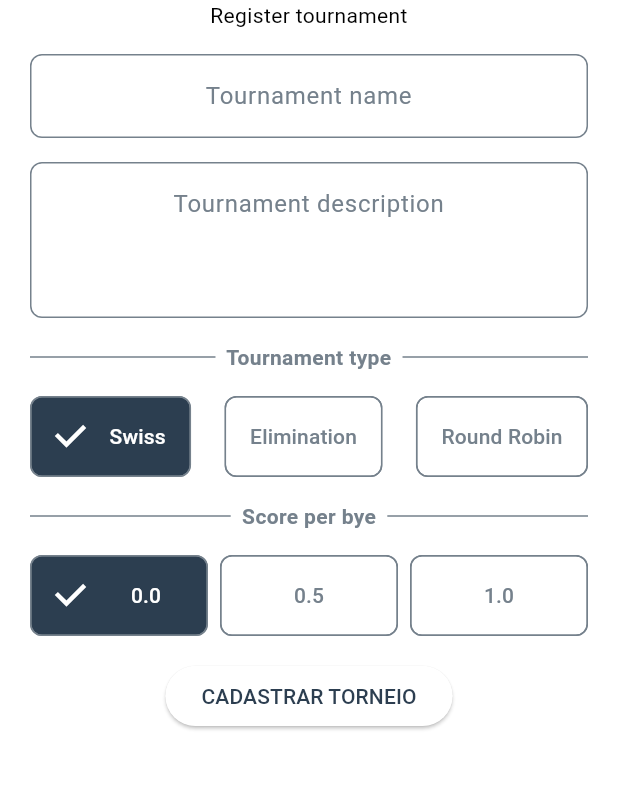
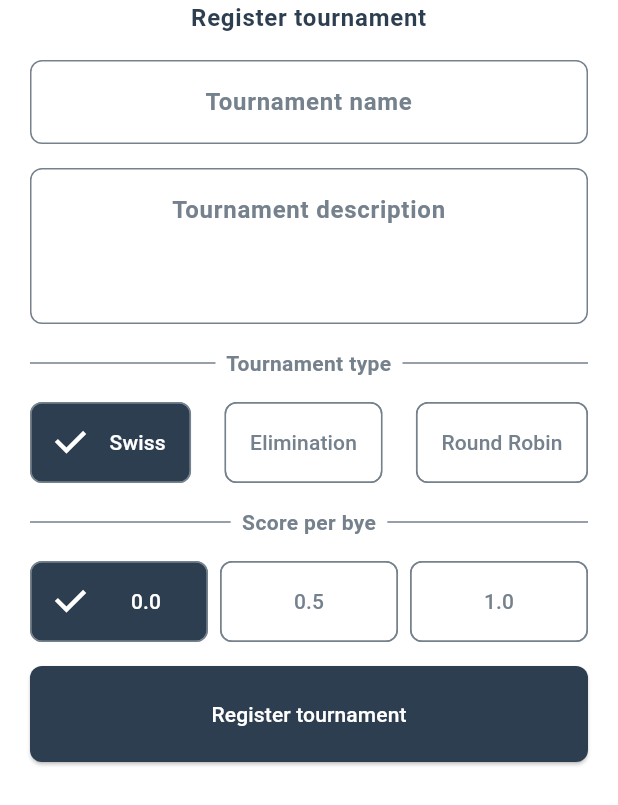
Before and after one commit to FernandoIgorrr/chess-versus, a Flutter app: the HomeCreateTournamentWidget screen opened directly, on a phone screen of 412 x 824 dp. Shown: the top 805 px of the screen. Run offline on Flutter 3.47's test engine with Material 3 defaults, Android fonts, the light colour scheme and no system bars; our stand-ins replace cached_network_image, flutter_svg, go_router, result_dart, shared_preferences; missing offline and left inert: floating_draggable_widget; accounts and stored records are empty; generated files the repository leaves out were written again.

Commit message:
tournament form complete and work

```diff
--- a/lib/src/config/dependencies.dart
+++ b/lib/src/config/dependencies.dart
@@ -3,8 +3,6 @@ import 'package:chess_versus/src/data/repositories/theme/theme_repository.dart';
 import 'package:chess_versus/src/data/repositories/tournament/tournament_repository.dart';
 import 'package:chess_versus/src/data/services/theme_service.dart';
 import 'package:chess_versus/src/domain/use_cases/tournament.dart/tournament_create_use_case.dart';
-import 'package:chess_versus/src/ui/core/theme_config/view_models/theme_switch_view_model.dart';
-import 'package:flutter/material.dart';
 import 'package:provider/single_child_widget.dart';
 import 'package:provider/provider.dart';
 
--- a/lib/src/data/services/tournament_service.dart
+++ b/lib/src/data/services/tournament_service.dart
@@ -1,5 +1,3 @@
-import 'package:chess_versus/src/config/local_storage.dart';
-
 class TournamentService {
-  final String _kTournament = LocalStorageKeys.kTournaments;
+  //final String _kTournament = LocalStorageKeys.kTournaments;
 }
--- a/lib/src/domain/value_objects/name.dart
+++ b/lib/src/domain/value_objects/name.dart
@@ -9,6 +9,8 @@ class Name implements ValueObject {
   String? validator([Object? obj]) {
     if (_value.isEmpty) {
       return 'Name can\'t be empty';
+    } else if (_value == 'bye') {
+      return 'Name can\'t be bye';
     }
     return null;
   }
--- a/lib/src/ui/core/theme_config/colors.dart
+++ b/lib/src/ui/core/theme_config/colors.dart
@@ -18,6 +18,7 @@ class AppColors {
   static const Color lightRedPink = Color(0XFFFFB4AB);
 
   static const Color redOrange = Color(0XFFC44133);
+  static const Color green = Color(0XFF00bc8c);
   static const Color lightPurple = Color(0XFFEBDCFF);
 
   // Esquema de cores claro
@@ -30,6 +31,7 @@ class AppColors {
     secondary: lightGray200,
     error: redOrange,
     onError: white,
+    scrim: green,
   );
 
   // Esquema de cores escuro
@@ -41,5 +43,6 @@ class AppColors {
     secondary: lightGray200,
     error: redOrange,
     onError: white,
+    scrim: green,
   );
 }
--- a/lib/src/ui/core/theme_config/texts.dart
+++ b/lib/src/ui/core/theme_config/texts.dart
@@ -6,12 +6,18 @@ class TextThemes {
         color: colorScheme.onPrimary,
         //fontFamily: 'Scaatliches',
         fontWeight: FontWeight.w700,
+        fontSize: 20,
       ),
       titleMedium: TextStyle(
         color: colorScheme.onPrimary,
         //fontFamily: 'Scaatliches',
         fontWeight: FontWeight.w400,
+        fontSize: 18,
       ),
+
+      // para tútulos fora de lugares on o background seja da cor principal
+      bodyLarge:
+          TextStyle(color: colorScheme.primary, fontWeight: FontWeight.w700),
 
       /// Para o título de erro
       headlineSmall: TextStyle(
--- a/lib/src/ui/core/theme_config/theme.dart
+++ b/lib/src/ui/core/theme_config/theme.dart
@@ -1,5 +1,6 @@
 import 'package:chess_versus/src/ui/core/theme_config/widget_themes/card.dart';
 import 'package:chess_versus/src/ui/core/theme_config/widget_themes/dialog.dart';
+import 'package:chess_versus/src/ui/core/theme_config/widget_themes/elevated_button.dart';
 import 'package:chess_versus/src/ui/core/theme_config/widget_themes/icons.dart';
 import 'package:chess_versus/src/ui/core/theme_config/widget_themes/input_decoration.dart';
 import 'package:flutter/material.dart';
@@ -36,6 +37,7 @@ class ThemeHelper {
       switchTheme: switchTheme(colorScheme),
       inputDecorationTheme: inputDecorationTheme(colorScheme),
       cardTheme: cardTheme(colorScheme),
+      elevatedButtonTheme: elevatedButtonTheme(colorScheme),
     );
   }
 }
--- a/lib/src/ui/core/ui/custom_elevated_button.dart
+++ b/lib/src/ui/core/ui/custom_elevated_button.dart
@@ -1,7 +1,58 @@
-import 'dart:ui';
+import 'package:flutter/material.dart';
+import 'base_button.dart';
 
-class CustomElevatedButton {
-  final VoidCallback? onPressed;
+class CustomElevatedButton extends BaseButton {
+  const CustomElevatedButton(
+      {super.key,
+      this.decoration,
+      this.leftIcon,
+      this.rightIcon,
+      super.margin,
+      super.onPressed,
+      super.buttonStyle,
+      super.alignment,
+      super.buttonTextStyle,
+      super.isDisabled,
+      super.height,
+      super.width,
+      required super.text});
 
-  CustomElevatedButton({this.onPressed});
+  final BoxDecoration? decoration;
+
+  final Widget? leftIcon;
+
+  final Widget? rightIcon;
+
+  @override
+  Widget build(BuildContext context) {
+    return alignment != null
+        ? Align(
+            alignment: alignment ?? Alignment.center,
+            child: buildElevatedButtonWidget(context))
+        : buildElevatedButtonWidget(context);
+  }
+
+  Widget buildElevatedButtonWidget(BuildContext context) => Container(
+        // height: height ?? 40,
+        width: width ?? double.maxFinite,
+        margin: margin,
+        decoration: decoration,
+        child: ElevatedButton(
+          style: buttonStyle,
+          onPressed: onPressed,
+          child: Row(
+            mainAxisAlignment: MainAxisAlignment.center,
+            crossAxisAlignment: CrossAxisAlignment.center,
+            children: [
+              leftIcon ?? const SizedBox.shrink(),
+              Text(
+                text,
+                //style:
+                // buttonTextStyle ?? Theme.of(context).textTheme.titleLarge,
+              ),
+              rightIcon ?? const SizedBox.shrink(),
+            ],
+          ),
+        ),
+      );
 }
--- a/lib/src/ui/core/ui/custom_radio_button.dart
+++ b/lib/src/ui/core/ui/custom_radio_button.dart
@@ -1,12 +1,12 @@
 import 'package:flutter/material.dart';
 
-class CustomRadioButton<T> extends StatefulWidget {
+class RadioButtonChip<T> extends StatefulWidget {
   final List<T> items;
   final List<String>? labels;
   final void Function(T) onChanged;
   final bool? fullWidth;
 
-  CustomRadioButton({
+  RadioButtonChip({
     super.key,
     required this.items,
     required this.onChanged,
@@ -17,10 +17,10 @@ class CustomRadioButton<T> extends StatefulWidget {
   }
 
   @override
-  State<CustomRadioButton<T>> createState() => _CustomRadioButtonState<T>();
+  State<RadioButtonChip<T>> createState() => _RadioButtonChipState<T>();
 }
 
-class _CustomRadioButtonState<T> extends State<CustomRadioButton<T>> {
+class _RadioButtonChipState<T> extends State<RadioButtonChip<T>> {
   late bool fullWidth;
   late T selectedValue;
   late final List<T> items;
--- a/lib/src/ui/home/widgets/home_create_tournament_widget.dart
+++ b/lib/src/ui/home/widgets/home_create_tournament_widget.dart
@@ -1,6 +1,7 @@
 import 'package:chess_versus/src/domain/models/tournament/tournament_create_dto.dart';
 import 'package:chess_versus/src/domain/models/tournament/tournament_type.dart';
 import 'package:chess_versus/src/ui/core/theme_config/dimends.dart';
+import 'package:chess_versus/src/ui/core/ui/custom_elevated_button.dart';
 import 'package:chess_versus/src/ui/core/ui/custom_radio_button.dart';
 import 'package:chess_versus/src/ui/core/ui/custom_text_form_field.dart';
 import 'package:flutter/foundation.dart';
@@ -19,6 +20,8 @@ class HomeCreateTournamentWidget extends StatefulWidget {
 
 class _HomeCreateTournamentWidgetState
     extends State<HomeCreateTournamentWidget> {
+  final formKey = GlobalKey<FormState>();
+
   List<TournamentType> tournamentTypes = <TournamentType>[
     Swiss(0.0),
     Elimination(),
@@ -40,20 +43,25 @@ class _HomeCreateTournamentWidgetState
     tournamentCreateDTO = TournamentCreateDTO.empty();
   }
 
+  FormState get form => formKey.currentState!;
+
   @override
   Widget build(BuildContext context) {
-    return Padding(
+    return Scaffold(
+      body: SingleChildScrollView(
+        child: Padding(
           //width: double.maxFinite,
           padding: Dimens.of(context).edgeInsetsScreenHorizontal,
           child: Form(
+            key: formKey,
             autovalidateMode: AutovalidateMode.onUserInteraction,
-        child: Column(
+            child: ListView(
+              shrinkWrap: true, physics: const NeverScrollableScrollPhysics(),
               //mainAxisSize: MainAxisSize.min,
               children: [
-            Text(
-              AppLocalizations.of(context)!.registerTournament,
+                Text(AppLocalizations.of(context)!.registerTournament,
                     textAlign: TextAlign.center,
-            ),
+                    style: Theme.of(context).textTheme.bodyLarge),
                 const SizedBox(height: 16),
                 _buildNameTextFormField(),
                 const SizedBox(height: 16),
@@ -65,16 +73,33 @@ class _HomeCreateTournamentWidgetState
                     ? _buildByeScoreSection()
                     : Container(),
                 const SizedBox(height: 16),
-            ElevatedButton(
+                CustomElevatedButton(
                   onPressed: () {
+                    ScaffoldMessenger.of(context).hideCurrentSnackBar();
+
                     if (kDebugMode) {
                       print(tournamentCreateDTO);
                     }
+                    final valid = form.validate();
+                    if (valid) {
+                      ScaffoldMessenger.of(context).showSnackBar(
+                          _buildSnackBarFeedback(
+                              AppLocalizations.of(context)!
+                                  .tournamentRegisteredSuccessfully,
+                              Theme.of(context).colorScheme.scrim));
+                    } else {
+                      ScaffoldMessenger.of(context).showSnackBar(
+                          _buildSnackBarFeedback(
+                              AppLocalizations.of(context)!.invalidData,
+                              Theme.of(context).colorScheme.error));
+                    }
                   },
-              child: const Text("CADASTRAR TORNEIO"),
+                  text: AppLocalizations.of(context)!.registerTournament,
                 ),
                 const SizedBox(height: 16),
               ],
+            ),
+          ),
         ),
       ),
     );
@@ -141,17 +166,30 @@ class _HomeCreateTournamentWidgetState
   }
 
   _buildRadioButtonTournamentType() {
-    return CustomRadioButton<TournamentType>(
+    return RadioButtonChip<TournamentType>(
       items: tournamentTypes,
-      onChanged: tournamentCreateDTO.setType,
+      onChanged: (value) {
+        setState(() {
+          tournamentTypeController = value;
+          tournamentCreateDTO.setType(value);
+        });
+      },
     );
   }
 
   _buildRadioButtonByeScore() {
-    return CustomRadioButton<double>(
+    return RadioButtonChip<double>(
       fullWidth: true,
       items: byeScores,
       onChanged: tournamentCreateDTO.setByScore,
     );
   }
+
+  _buildSnackBarFeedback(String messege, Color color) {
+    return SnackBar(
+      content: Text(messege, textAlign: TextAlign.center),
+      backgroundColor: color,
+      duration: const Duration(seconds: 1),
+    );
   }
+}
--- a/lib/src/ui/home/widgets/home_page.dart
+++ b/lib/src/ui/home/widgets/home_page.dart
@@ -25,6 +25,7 @@ class _HomePageState extends State<HomePage> {
       floatingWidgetHeight: 64,
       floatingWidgetWidth: 64,
       floatingWidget: FloatingActionButton(
+        shape: RoundedRectangleBorder(borderRadius: BorderRadius.circular(8)),
         child: CustomImageView(
           imagePath: ImageConstants.iconTrophyLight,
           height: 56,
```
Also changed, not shown: lib/l10n/app_en.arb (+8 -0 lines), lib/l10n/app_pt.arb (+8 -0 lines), lib/src/ui/core/theme_config/widget_themes/elevated_button.dart (added, +11 -0 lines), lib/src/ui/core/ui/base_button.dart (added, +38 -0 lines). Lines whose indentation alone changed are shown as unchanged.
